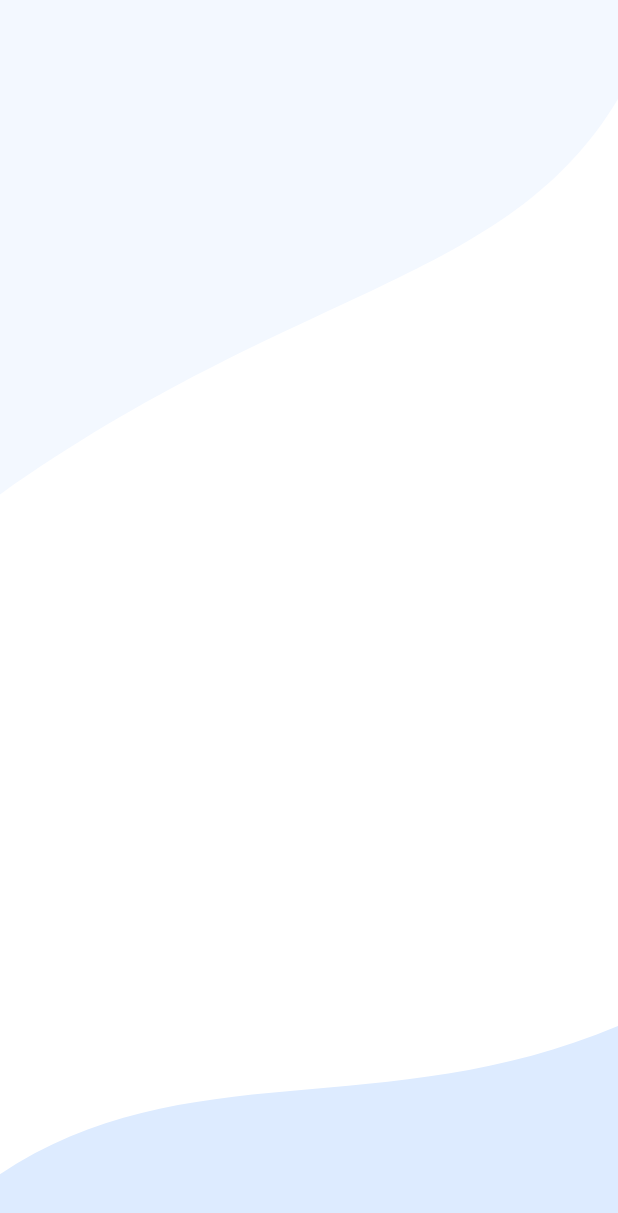
After one commit to KayqueBrenno1/V2-Mobile-MedTime, an Android app built with Jetpack Compose: the composable BackgroundPadrao shown on its own in the app's theme, on a phone screen of 412 x 824 dp. The commit adds this screen. Shown: the top 1213 px of the screen. Run offline under Robolectric (Android 15) with nearby library versions, the phone set to English and light mode, and no system bars.

Commit message:
feat: adicionar funcao padrao

```diff
--- /dev/null
+++ b/app/src/main/java/com/example/v2_medtime/screens/components/BackgroundPadrao.kt
@@ -0,0 +1,60 @@
+package com.example.v2_medtime.screens.components
+
+import androidx.compose.foundation.Canvas
+import androidx.compose.foundation.layout.fillMaxSize
+import androidx.compose.runtime.Composable
+import androidx.compose.ui.Modifier
+import androidx.compose.ui.graphics.Path
+import androidx.compose.ui.res.colorResource
+import com.example.v2_medtime.R
+
+@Composable
+fun BackgroundPadrao(modifier: Modifier = Modifier) {
+    val azulClaro = colorResource(R.color.azul_claro)
+    val azulCurva = colorResource(R.color.azul_curva)
+
+    Canvas(
+        modifier = Modifier.fillMaxSize()
+    ) {
+        val largura = size.width
+        val altura = size.height
+
+        val curvaSuperior = Path().apply {
+            moveTo(0f, 0f)
+            lineTo(largura, 0f)
+            lineTo(largura, altura * 0.08f)
+
+            cubicTo(
+                largura * 0.82f, altura * 0.23f,
+                largura * 0.48f, altura * 0.23f,
+                0f, altura * 0.40f
+            )
+
+            close()
+        }
+
+        drawPath(
+            path = curvaSuperior,
+            color = azulClaro
+        )
+
+        val curvaInferior = Path().apply {
+            moveTo(0f, altura * 0.95f)
+
+            cubicTo(
+                largura * 0.30f, altura * 0.85f,
+                largura * 0.62f, altura * 0.91f,
+                largura, altura * 0.83f
+            )
+
+            lineTo(largura, altura)
+            lineTo(0f, altura)
+            close()
+        }
+
+        drawPath(
+            path = curvaInferior,
+            color = azulCurva
+        )
+    }
+}
```
Also changed, not shown: app/src/main/java/com/example/v2_medtime/ui/theme/auth/BoasVindasScreen.kt (+13 -58 lines), app/src/main/res/values/colors.xml (+15 -7 lines).
